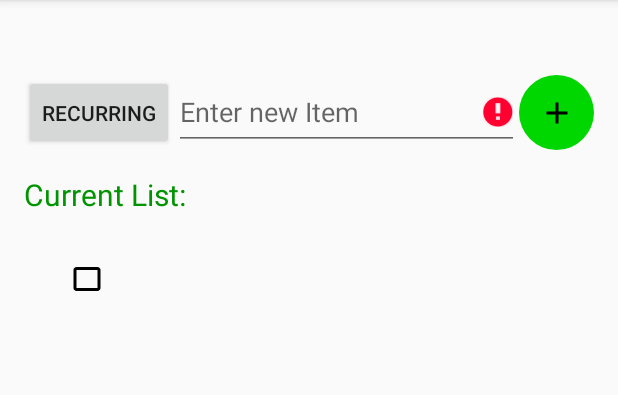
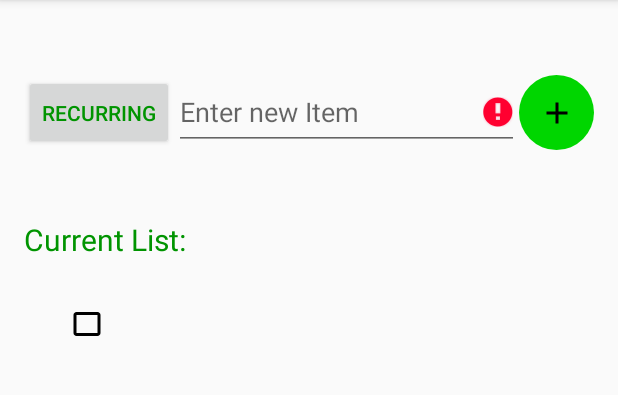
Before and after one commit to martinluo22/GroceryHelper, an Android app: the screen it shows after launch (HomeScreenActivity), in the options menu, after a tap on "Settings", on a phone screen of 412 x 824 dp, the part 84-479 px from its top. Run offline under Robolectric (Android 15) with nearby library versions, the phone set to English and light mode, and no system bars.

Commit message:
Fixed recurring button focus interaction and added recurring items

```diff
--- a/app/src/main/java/io/martinluo/groceryhelper/HomeScreenActivity.java
+++ b/app/src/main/java/io/martinluo/groceryhelper/HomeScreenActivity.java
@@ -2,6 +2,7 @@ package io.martinluo.groceryhelper;
 
 import android.content.Context;
 import android.graphics.Rect;
+import android.support.v4.content.ContextCompat;
 import android.support.v7.app.AppCompatActivity;
 import android.os.Bundle;
 import android.support.v7.widget.Toolbar;
@@ -15,10 +16,12 @@ import android.view.View;
 import android.view.inputmethod.EditorInfo;
 import android.view.inputmethod.InputMethodManager;
 import android.widget.Button;
+import android.widget.CheckBox;
 import android.widget.CompoundButton;
 import android.widget.EditText;
 import android.widget.ImageButton;
 import android.widget.ListView;
+import android.widget.RadioGroup;
 import android.widget.TextView;
 
 import java.util.LinkedList;
@@ -26,7 +29,13 @@ import java.util.List;
 
 public class HomeScreenActivity extends AppCompatActivity {
 
-    private static boolean isItemRecurring = false;
+    private Context context;
+
+    private boolean isRecurring = false;
+
+    private EditText editText;
+
+    private Button recurringButton;
 
     private List<GroceryItem> groceryItemList;
 
@@ -35,6 +44,7 @@ public class HomeScreenActivity extends AppCompatActivity {
     @Override
     protected void onCreate(Bundle savedInstanceState) {
         super.onCreate(savedInstanceState);
+        this.context = this.getApplicationContext();
         setContentView(R.layout.activity_main);
 
         Toolbar mainToolbar = (Toolbar) findViewById(R.id.main_toolbar);
@@ -44,7 +54,7 @@ public class HomeScreenActivity extends AppCompatActivity {
             groceryItemList = new LinkedList<>();
         }
 
-        adapter = new GroceryItemAdapter (this.getApplicationContext(), groceryItemList);
+        adapter = new GroceryItemAdapter (context, groceryItemList);
 
         setUpListView();
 
@@ -63,16 +73,28 @@ public class HomeScreenActivity extends AppCompatActivity {
         // All other menu item clicks are handled by onOptionsItemSelected()
     }
 
+    @Override
+    public boolean onOptionsItemSelected(MenuItem item) {
+        // Handle item selection
+        switch (item.getItemId()) {
+            case R.id.action_clear_list:
+                adapter.clearAll();
+                groceryItemList.clear();
+                return true;
+            default:
+                return super.onOptionsItemSelected(item);
+        }
+    }
+
     public void setupButtonListeners(){
 
-
-        final EditText editText = (EditText) findViewById(R.id.item_editText);
+        editText = (EditText) findViewById(R.id.item_editText);
         editText.setOnEditorActionListener(new TextView.OnEditorActionListener() {
             @Override
             public boolean onEditorAction(TextView v, int actionId, KeyEvent event) {
                 boolean handled = false;
                 if (actionId == EditorInfo.IME_ACTION_DONE) {
-                    addNewItem(isItemRecurring);
+                    addNewItem();
                     handled = true;
                 }
                 return handled;
@@ -82,24 +104,29 @@ public class HomeScreenActivity extends AppCompatActivity {
         final ImageButton enterButton = (ImageButton) findViewById(R.id.enter_button);
         enterButton.setOnClickListener(new View.OnClickListener() {
             public void onClick(View v) {
-                addNewItem(isItemRecurring);
+                addNewItem();
             }
         });
 
-        final Button recurringButton = (Button) findViewById(R.id.recurring_button);
+        recurringButton = (Button) findViewById(R.id.recurring_button);
         recurringButton.setOnClickListener(new View.OnClickListener() {
             public void onClick(View v) {
-                isItemRecurring = !isItemRecurring;
-
-                return;
+                isRecurring = !isRecurring;
+                if (isRecurring) {
+                    recurringButton.setTextColor(ContextCompat.getColor(context, R.color.groceryGreenDark));
+                }
+                else{
+                    recurringButton.setTextColor(ContextCompat.getColor(context, R.color.colorPrimaryDarker));
+                }
             }
         });
 
+
+
+
     }
 
-    public void addNewItem(Boolean isRecurring){
-
-        EditText editText = (EditText)findViewById(R.id.item_editText);
+    public void addNewItem(){
         String tmp = editText.getText().toString();
 
         if (tmp.matches("")){
@@ -128,6 +155,9 @@ public class HomeScreenActivity extends AppCompatActivity {
             if ( v instanceof EditText) {
                 Rect outRect = new Rect();
                 v.getGlobalVisibleRect(outRect);
+                Rect recRect = new Rect();
+                recurringButton.getHitRect(recRect);
+                outRect.union(recRect);
                 if (!outRect.contains((int)event.getRawX(), (int)event.getRawY())) {
                     v.clearFocus();
                     InputMethodManager imm = (InputMethodManager) getSystemService(Context.INPUT_METHOD_SERVICE);
--- a/app/src/main/res/layout/activity_main.xml
+++ b/app/src/main/res/layout/activity_main.xml
@@ -24,6 +24,7 @@
         android:layout_marginLeft="@dimen/activity_vertical_margin"
         android:layout_marginRight="@dimen/activity_vertical_margin"
         android:layout_marginTop="50dp"
+        android:layout_marginBottom="30dp"
         android:layout_below="@id/main_toolbar"
         android:orientation="horizontal">
 
@@ -32,6 +33,7 @@
             android:layout_width="100dp"
             android:layout_height="match_parent"
             android:text="@string/recurring_button"
+            android:textColor="@color/colorPrimaryDarker"
             />
 
     <EditText
@@ -52,19 +54,13 @@
             android:background="@drawable/round_button"
             />
 
-        <ImageView
-            android:layout_width="wrap_content"
-            android:layout_height="wrap_content"
-            android:id="@+id/imageView" />
-
     </LinearLayout>
 
     <RelativeLayout
         android:layout_width="match_parent"
         android:layout_height="wrap_content"
         android:layout_below="@+id/input_ll"
-        android:layout_margin="@dimen/activity_horizontal_margin"
-        android:layout_marginTop="100dp">
+        android:layout_margin="@dimen/activity_horizontal_margin">
 
         <TextView
             android:id="@+id/listTitle"
--- a/app/src/main/res/menu/action_bar.xml
+++ b/app/src/main/res/menu/action_bar.xml
@@ -5,4 +5,8 @@
     <item android:id="@+id/action_settings"
         android:title="@string/action_settings"
         app:showAsAction="never"/>
+
+    <item android:id="@+id/action_clear_list"
+        android:title="@string/action_clear_list"
+        app:showAsAction="never"/>
 </menu>
--- a/app/src/main/res/values/colors.xml
+++ b/app/src/main/res/values/colors.xml
@@ -2,7 +2,9 @@
 <resources>
     <color name="colorPrimary">#3F51B5</color>
     <color name="colorPrimaryDark">#303F9F</color>
+    <color name="colorPrimaryDarker">#060003</color>
     <color name="colorAccent">#FF4081</color>
     <color name="groceryGreenDark">#009400</color>
     <color name="groceryGreenLight">#00d600</color>
+    <color name = "groceryBrownLight">#996600</color>
 </resources>
--- a/app/src/main/res/values/strings.xml
+++ b/app/src/main/res/values/strings.xml
@@ -1,6 +1,7 @@
 <resources>
     <string name="app_name">GroceryHelper</string>
     <string name="action_settings">Settings</string>
+    <string name="action_clear_list">Clear List</string>
     <string name="new_item">Enter new Item</string>
     <string name="recurring_button">Recurring</string>
     <string name="enter_item">Enter</string>
```
Also changed, not shown: app/src/main/java/io/martinluo/groceryhelper/GroceryItemAdapter.java (+6 -2 lines), app/src/main/res/layout/list_row.xml (deleted, +0 -10 lines).
